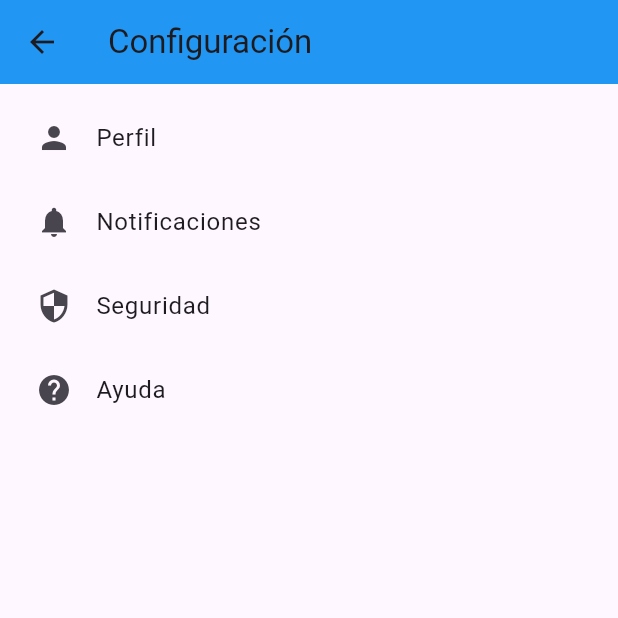
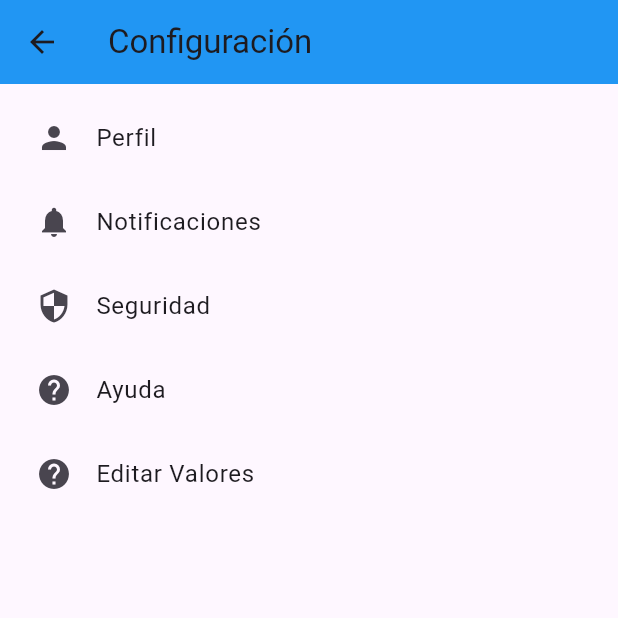
Before and after one commit to MrCntra1/Valorizacion_app, a Flutter app: the Configuracion screen opened directly, on a phone screen of 412 x 824 dp, the top half of it. Run offline on Flutter 3.47's test engine with Material 3 defaults, Android fonts, the phone set to English and light mode, and no system bars.

Commit message:
Un nuevo boton editar Valores

```diff
--- a/lib/configuracion.dart
+++ b/lib/configuracion.dart
@@ -46,6 +46,13 @@ class Configuracion extends StatelessWidget {
                 // Acción cuando se toca la ayuda
               },
             ),
+            ListTile(
+              leading: Icon(Icons.help),
+              title: Text('Editar Valores'),
+              onTap: () {
+                // Acción cuando se toca la ayuda
+              },
+            ),
           ],
         ),
       ),
```
